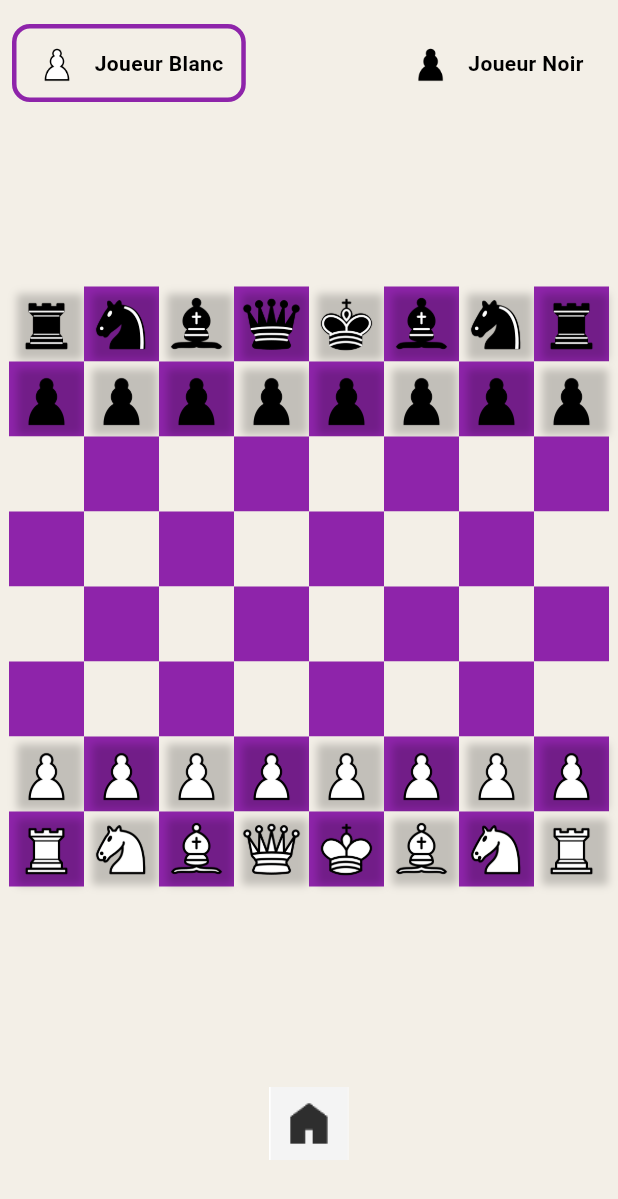
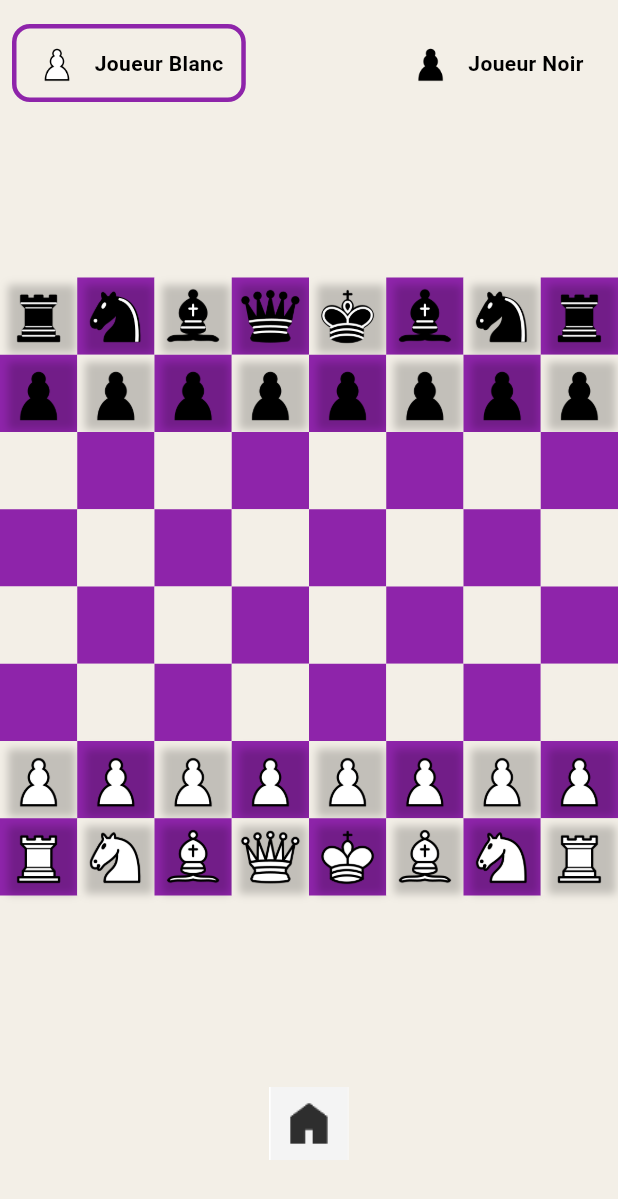
Before and after one commit to AniBhh224/Jeu-Echec-Flutter, a Flutter app: the Jeu screen opened directly, on a phone screen of 412 x 824 dp. Shown: the top 1199 px of the screen. Run offline on Flutter 3.47's test engine with Material 3 defaults, Android fonts, the phone set to English and light mode, and no system bars; missing offline and left inert: stockfish.

Commit message:
changement de couleur

```diff
--- a/lib/board.dart
+++ b/lib/board.dart
@@ -5,28 +5,37 @@ class ChessBoard extends StatelessWidget {
   final List<List<ChessPiece?>> board;
   final List<List<bool>> casesPossibles;
   final void Function(int row, int col) onTapCase;
-  final bool reverse; // <-- Ajouté
-
+  final bool reverse;
 
   const ChessBoard({
     super.key,
     required this.board,
     required this.casesPossibles,
     required this.onTapCase,
-    this.reverse = false, // false par défaut// valeur par défaut : pas inversé
+    this.reverse = false,
   });
 
-  static const Color lightSquare = Color(0xFFF3EFE7); // Beige clair
-  static const Color darkSquare = Color(0xFF8E24AA);  // Violet foncé
+  static const Color lightSquare = Color(0xFFF3EFE7);
+  static const Color darkSquare = Color(0xFF8E24AA);
+
   @override
   Widget build(BuildContext context) {
+    return LayoutBuilder(
+      builder: (context, constraints) {
+        final double boardSize = constraints.maxWidth < constraints.maxHeight
+            ? constraints.maxWidth
+            : constraints.maxHeight;
+
+        final double caseSize = boardSize / 8;
+
         return Center(
+          child: SizedBox(
+            width: boardSize,
+            height: boardSize,
             child: Column(
-        mainAxisSize: MainAxisSize.min,
               children: List.generate(8, (row) {
                 int displayRow = reverse ? 7 - row : row;
                 return Row(
-            mainAxisSize: MainAxisSize.min,
                   children: List.generate(8, (col) {
                     int displayCol = reverse ? 7 - col : col;
                     bool isLight = (displayRow + displayCol) % 2 == 0;
@@ -34,15 +43,21 @@ class ChessBoard extends StatelessWidget {
                     return GestureDetector(
                       onTap: () => onTapCase(displayRow, displayCol),
                       child: Container(
-                  width: 50,
-                  height: 50,
+                        width: caseSize,
+                        height: caseSize,
                         decoration: BoxDecoration(
                           color: isLight ? lightSquare : darkSquare,
                         ),
                         child: Stack(
                           children: [
                             if (casesPossibles[displayRow][displayCol])
-                        Container(color: Colors.green.withOpacity(0.4)),
+                              Container(
+  decoration: BoxDecoration(
+    color: Colors.amberAccent.withOpacity(0.5),
+    border: Border.all(color: Colors.black, width: 2),
+    borderRadius: BorderRadius.circular(6),
+  ),
+),
                             if (board[displayRow][displayCol] != null)
                               Center(
                                 child: Container(
@@ -55,7 +70,8 @@ class ChessBoard extends StatelessWidget {
                                       ),
                                     ],
                                   ),
-                            child: board[displayRow][displayCol]!.buildImage(size: 44),
+                                  child: board[displayRow][displayCol]!
+                                      .buildImage(size: caseSize * 0.88),
                                 ),
                               ),
                           ],
@@ -66,9 +82,11 @@ class ChessBoard extends StatelessWidget {
                 );
               }),
             ),
+          ),
+        );
+      },
     );
   }
-
 
   static List<List<ChessPiece?>> getInitialBoard() {
     final board = List.generate(8, (_) => List<ChessPiece?>.filled(8, null));
--- a/pubspec.yaml
+++ b/pubspec.yaml
@@ -54,8 +54,6 @@ dev_dependencies:
 flutter:
   assets:
     - assets/images/
-    - assets/stockfish/stockfish
-    - assets/stockfish/stockfish.exe
   # The following line ensures that the Material Icons font is
   # included with your application, so that you can use the icons in
   # the material Icons class.
```
Also changed, not shown: lib/jeu.dart (+52 -9 lines). Lines whose indentation alone changed are shown as unchanged.
